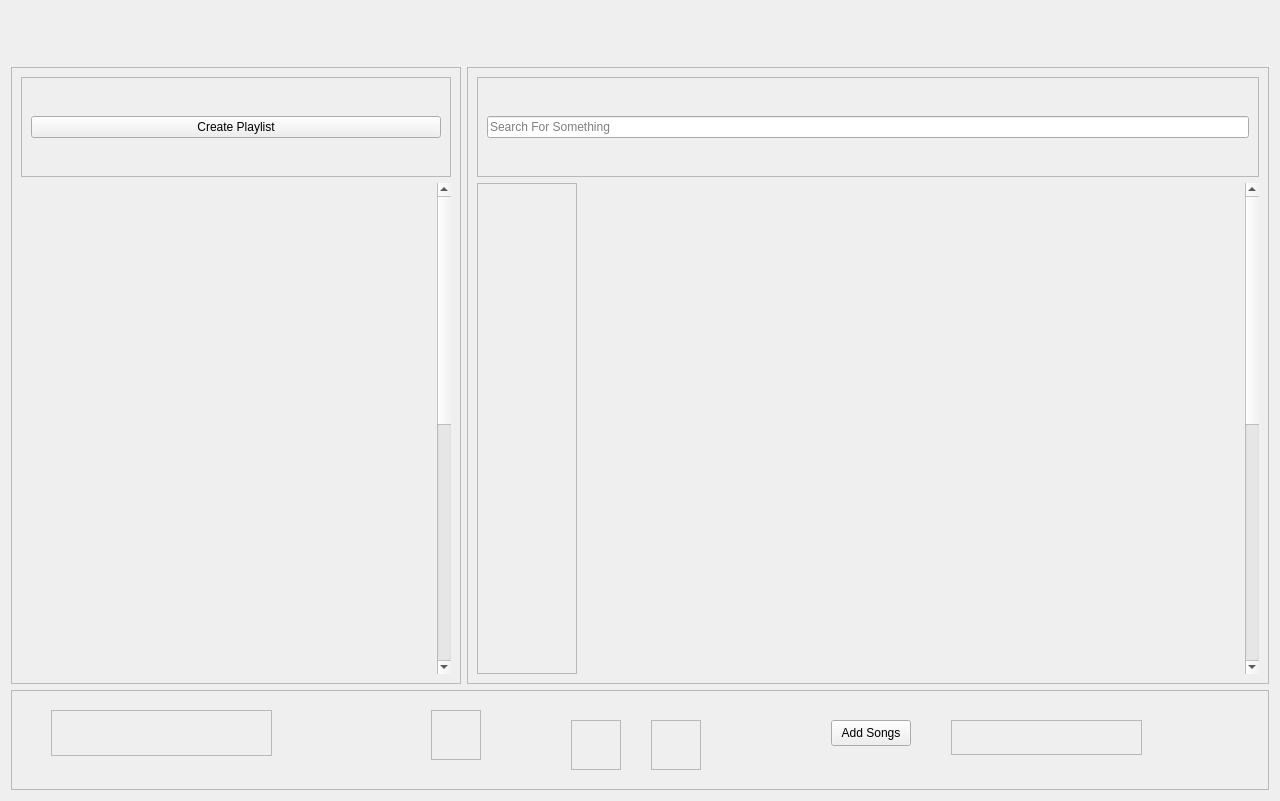
Nmstr/SoundDrive, file SoundDrive/main.ui: the form before one commit.
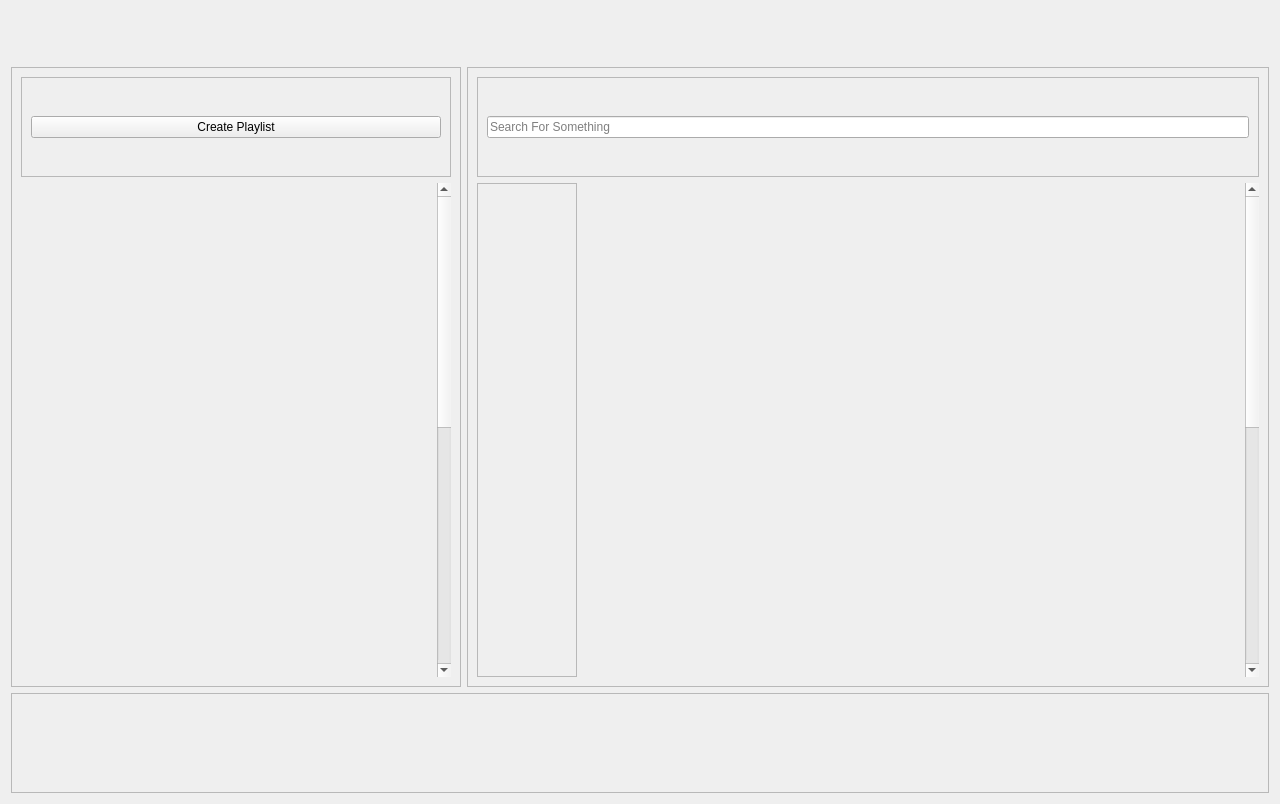
The form after the commit.

Commit message: rearranged bar at the bottom

Patch:
```diff
--- a/SoundDrive/main.ui
+++ b/SoundDrive/main.ui
@@ -7,7 +7,7 @@
     <x>0</x>
     <y>0</y>
     <width>1280</width>
-    <height>801</height>
+    <height>804</height>
    </rect>
   </property>
   <property name="windowTitle">
@@ -286,64 +286,114 @@
      <property name="frameShadow">
       <enum>QFrame::Shadow::Raised</enum>
      </property>
-     <widget class="QPushButton" name="add_songs_btn">
-      <property name="geometry">
-       <rect>
-        <x>820</x>
-        <y>30</y>
-        <width>80</width>
-        <height>26</height>
-       </rect>
+     <layout class="QVBoxLayout" name="verticalLayout_2">
+      <property name="spacing">
+       <number>0</number>
       </property>
-      <property name="text">
-       <string>Add Songs</string>
+      <property name="leftMargin">
+       <number>0</number>
       </property>
-     </widget>
-     <widget class="QFrame" name="time_slider_container">
-      <property name="geometry">
-       <rect>
-        <x>40</x>
-        <y>20</y>
-        <width>221</width>
-        <height>46</height>
-       </rect>
+      <property name="topMargin">
+       <number>0</number>
       </property>
+      <property name="rightMargin">
+       <number>0</number>
+      </property>
+      <property name="bottomMargin">
+       <number>0</number>
+      </property>
+      <item>
+       <widget class="QFrame" name="bar_top">
+        <property name="layoutDirection">
+         <enum>Qt::LayoutDirection::LeftToRight</enum>
+        </property>
       <property name="frameShape">
-       <enum>QFrame::Shape::StyledPanel</enum>
+         <enum>QFrame::Shape::NoFrame</enum>
       </property>
       <property name="frameShadow">
        <enum>QFrame::Shadow::Raised</enum>
       </property>
-      <layout class="QHBoxLayout" name="horizontalLayout_3"/>
-     </widget>
-     <widget class="QFrame" name="volume_slider_container">
-      <property name="geometry">
-       <rect>
-        <x>940</x>
-        <y>30</y>
-        <width>191</width>
-        <height>35</height>
-       </rect>
-      </property>
+        <layout class="QHBoxLayout" name="horizontalLayout_8">
+         <property name="spacing">
+          <number>18</number>
+         </property>
+         <property name="leftMargin">
+          <number>9</number>
+         </property>
+         <property name="topMargin">
+          <number>0</number>
+         </property>
+         <property name="rightMargin">
+          <number>9</number>
+         </property>
+         <property name="bottomMargin">
+          <number>0</number>
+         </property>
+         <item>
+          <spacer name="horizontalSpacer">
+           <property name="orientation">
+            <enum>Qt::Orientation::Horizontal</enum>
+           </property>
+           <property name="sizeHint" stdset="0">
+            <size>
+             <width>40</width>
+             <height>20</height>
+            </size>
+           </property>
+          </spacer>
+         </item>
+         <item>
+          <widget class="QFrame" name="last_btn_container">
+           <property name="minimumSize">
+            <size>
+             <width>50</width>
+             <height>50</height>
+            </size>
+           </property>
+           <property name="maximumSize">
+            <size>
+             <width>50</width>
+             <height>50</height>
+            </size>
+           </property>
       <property name="frameShape">
-       <enum>QFrame::Shape::StyledPanel</enum>
+            <enum>QFrame::Shape::NoFrame</enum>
       </property>
       <property name="frameShadow">
        <enum>QFrame::Shadow::Raised</enum>
       </property>
-      <layout class="QHBoxLayout" name="horizontalLayout_4"/>
-     </widget>
+           <layout class="QHBoxLayout" name="horizontalLayout_7">
+            <property name="leftMargin">
+             <number>0</number>
+            </property>
+            <property name="topMargin">
+             <number>0</number>
+            </property>
+            <property name="rightMargin">
+             <number>0</number>
+            </property>
+            <property name="bottomMargin">
+             <number>0</number>
+            </property>
+           </layout>
+          </widget>
+         </item>
+         <item>
      <widget class="QFrame" name="play_pause_btn_container">
-      <property name="geometry">
-       <rect>
-        <x>420</x>
-        <y>20</y>
+           <property name="minimumSize">
+            <size>
         <width>50</width>
         <height>50</height>
-       </rect>
+            </size>
+           </property>
+           <property name="maximumSize">
+            <size>
+             <width>50</width>
+             <height>50</height>
+            </size>
       </property>
       <property name="frameShape">
-       <enum>QFrame::Shape::StyledPanel</enum>
+            <enum>QFrame::Shape::NoFrame</enum>
       </property>
       <property name="frameShadow">
        <enum>QFrame::Shadow::Raised</enum>
@@ -363,17 +413,23 @@
        </property>
       </layout>
      </widget>
+         </item>
+         <item>
      <widget class="QFrame" name="next_btn_container">
-      <property name="geometry">
-       <rect>
-        <x>640</x>
-        <y>30</y>
+           <property name="minimumSize">
+            <size>
         <width>50</width>
         <height>50</height>
-       </rect>
+            </size>
+           </property>
+           <property name="maximumSize">
+            <size>
+             <width>50</width>
+             <height>50</height>
+            </size>
       </property>
       <property name="frameShape">
-       <enum>QFrame::Shape::StyledPanel</enum>
+            <enum>QFrame::Shape::NoFrame</enum>
       </property>
       <property name="frameShadow">
        <enum>QFrame::Shadow::Raised</enum>
@@ -393,22 +449,63 @@
        </property>
       </layout>
      </widget>
-     <widget class="QFrame" name="last_btn_container">
-      <property name="geometry">
-       <rect>
-        <x>560</x>
-        <y>30</y>
-        <width>50</width>
-        <height>50</height>
-       </rect>
-      </property>
+         </item>
+         <item>
+          <spacer name="horizontalSpacer_2">
+           <property name="orientation">
+            <enum>Qt::Orientation::Horizontal</enum>
+           </property>
+           <property name="sizeHint" stdset="0">
+            <size>
+             <width>40</width>
+             <height>20</height>
+            </size>
+           </property>
+          </spacer>
+         </item>
+        </layout>
+       </widget>
+      </item>
+      <item>
+       <widget class="QFrame" name="bar_bottom">
       <property name="frameShape">
-       <enum>QFrame::Shape::StyledPanel</enum>
+         <enum>QFrame::Shape::NoFrame</enum>
       </property>
       <property name="frameShadow">
        <enum>QFrame::Shadow::Raised</enum>
       </property>
-      <layout class="QHBoxLayout" name="horizontalLayout_7">
+        <layout class="QHBoxLayout" name="horizontalLayout_9">
+         <item>
+          <widget class="QFrame" name="bar_bottom_left">
+           <property name="minimumSize">
+            <size>
+             <width>450</width>
+             <height>0</height>
+            </size>
+           </property>
+           <property name="maximumSize">
+            <size>
+             <width>450</width>
+             <height>16777215</height>
+            </size>
+           </property>
+           <property name="frameShape">
+            <enum>QFrame::Shape::NoFrame</enum>
+           </property>
+           <property name="frameShadow">
+            <enum>QFrame::Shadow::Raised</enum>
+           </property>
+          </widget>
+         </item>
+         <item>
+          <widget class="QFrame" name="bar_bottom_middle">
+           <property name="frameShape">
+            <enum>QFrame::Shape::NoFrame</enum>
+           </property>
+           <property name="frameShadow">
+            <enum>QFrame::Shadow::Raised</enum>
+           </property>
+           <layout class="QHBoxLayout" name="horizontalLayout_11">
        <property name="leftMargin">
         <number>0</number>
        </property>
@@ -421,8 +518,109 @@
        <property name="bottomMargin">
         <number>0</number>
        </property>
-      </layout>
-     </widget>
+            <item>
+             <widget class="QFrame" name="time_slider_container">
+              <property name="minimumSize">
+               <size>
+                <width>220</width>
+                <height>0</height>
+               </size>
+              </property>
+              <property name="frameShape">
+               <enum>QFrame::Shape::NoFrame</enum>
+              </property>
+              <property name="frameShadow">
+               <enum>QFrame::Shadow::Raised</enum>
+              </property>
+              <layout class="QHBoxLayout" name="horizontalLayout_3">
+               <property name="leftMargin">
+                <number>0</number>
+               </property>
+               <property name="topMargin">
+                <number>0</number>
+               </property>
+               <property name="rightMargin">
+                <number>0</number>
+               </property>
+               <property name="bottomMargin">
+                <number>0</number>
+               </property>
+              </layout>
+             </widget>
+            </item>
+           </layout>
+          </widget>
+         </item>
+         <item>
+          <widget class="QFrame" name="bar_bottom_right">
+           <property name="minimumSize">
+            <size>
+             <width>450</width>
+             <height>0</height>
+            </size>
+           </property>
+           <property name="maximumSize">
+            <size>
+             <width>450</width>
+             <height>16777215</height>
+            </size>
+           </property>
+           <property name="frameShape">
+            <enum>QFrame::Shape::NoFrame</enum>
+           </property>
+           <property name="frameShadow">
+            <enum>QFrame::Shadow::Raised</enum>
+           </property>
+           <layout class="QHBoxLayout" name="horizontalLayout_10">
+            <property name="leftMargin">
+             <number>0</number>
+            </property>
+            <property name="topMargin">
+             <number>0</number>
+            </property>
+            <property name="rightMargin">
+             <number>0</number>
+            </property>
+            <property name="bottomMargin">
+             <number>0</number>
+            </property>
+            <item>
+             <widget class="QFrame" name="volume_slider_container">
+              <property name="maximumSize">
+               <size>
+                <width>200</width>
+                <height>16777215</height>
+               </size>
+              </property>
+              <property name="frameShape">
+               <enum>QFrame::Shape::NoFrame</enum>
+              </property>
+              <property name="frameShadow">
+               <enum>QFrame::Shadow::Raised</enum>
+              </property>
+              <layout class="QHBoxLayout" name="horizontalLayout_4">
+               <property name="leftMargin">
+                <number>0</number>
+               </property>
+               <property name="topMargin">
+                <number>0</number>
+               </property>
+               <property name="rightMargin">
+                <number>0</number>
+               </property>
+               <property name="bottomMargin">
+                <number>0</number>
+               </property>
+              </layout>
+             </widget>
+            </item>
+           </layout>
+          </widget>
+         </item>
+        </layout>
+       </widget>
+      </item>
+     </layout>
     </widget>
    </item>
   </layout>
```
Lines whose indentation alone changed are shown as unchanged. The commit also changes 1 other file.
